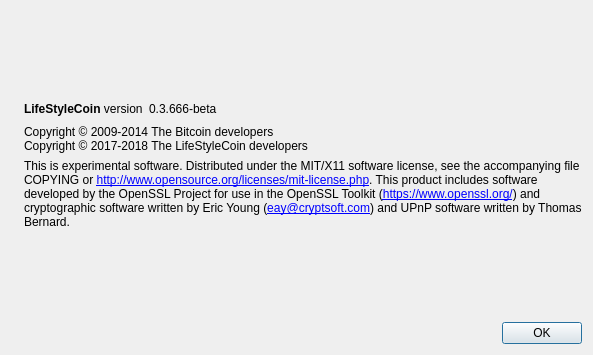
This is src/qt/forms/aboutdialog.ui in lifestylecoin/LifeStyleCoinV2 as Qt 5 draws it before an edit. The edited form follows.
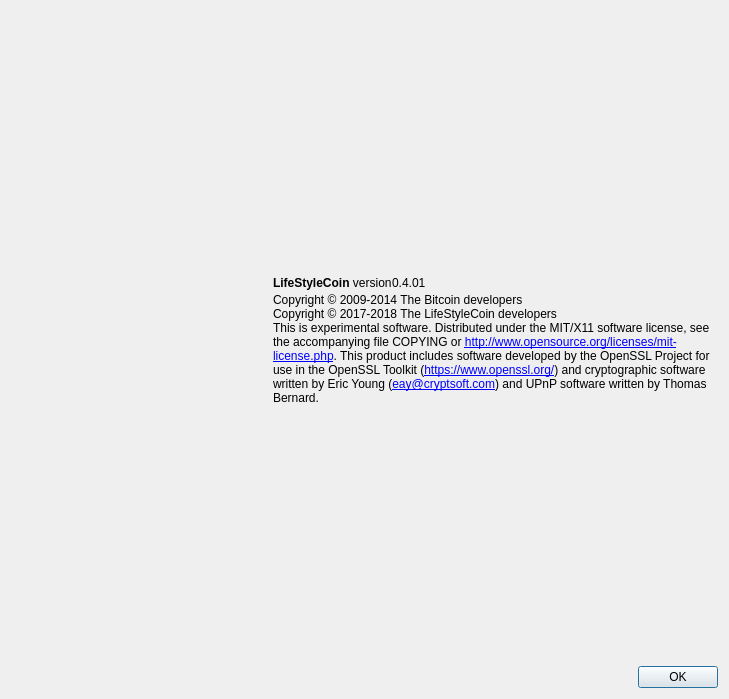
This is the edited form. Icons and pictures are not drawn.

Diff of the .ui file:
```diff
--- a/src/qt/forms/aboutdialog.ui
+++ b/src/qt/forms/aboutdialog.ui
@@ -6,8 +6,8 @@
    <rect>
     <x>0</x>
     <y>0</y>
-    <width>593</width>
-    <height>355</height>
+    <width>729</width>
+    <height>699</height>
    </rect>
   </property>
   <property name="windowTitle">
@@ -20,8 +20,20 @@
    <bool>false</bool>
   </property>
   <layout class="QHBoxLayout" name="horizontalLayout_2">
-   <item>
-    <widget class="QLabel" name="label_3">
+   <item alignment="Qt::AlignHCenter|Qt::AlignVCenter">
+    <widget class="QLabel" name="label_4">
+     <property name="minimumSize">
+      <size>
+       <width>256</width>
+       <height>256</height>
+      </size>
+     </property>
+     <property name="maximumSize">
+      <size>
+       <width>256</width>
+       <height>256</height>
+      </size>
+     </property>
      <property name="text">
       <string/>
      </property>
@@ -32,6 +44,9 @@
    </item>
    <item>
     <layout class="QVBoxLayout" name="verticalLayout_2">
+     <property name="spacing">
+      <number>0</number>
+     </property>
      <item>
       <spacer name="verticalSpacer_2">
        <property name="orientation">
@@ -66,7 +81,7 @@
           <cursorShape>IBeamCursor</cursorShape>
          </property>
          <property name="text">
-          <string notr="true">0.3.666-beta</string>
+          <string notr="true">0.4.01</string>
          </property>
          <property name="textInteractionFlags">
           <set>Qt::LinksAccessibleByMouse|Qt::TextSelectableByKeyboard|Qt::TextSelectableByMouse</set>
```
Left out of the diff: 8 changed lines with no effect on the pictures.
